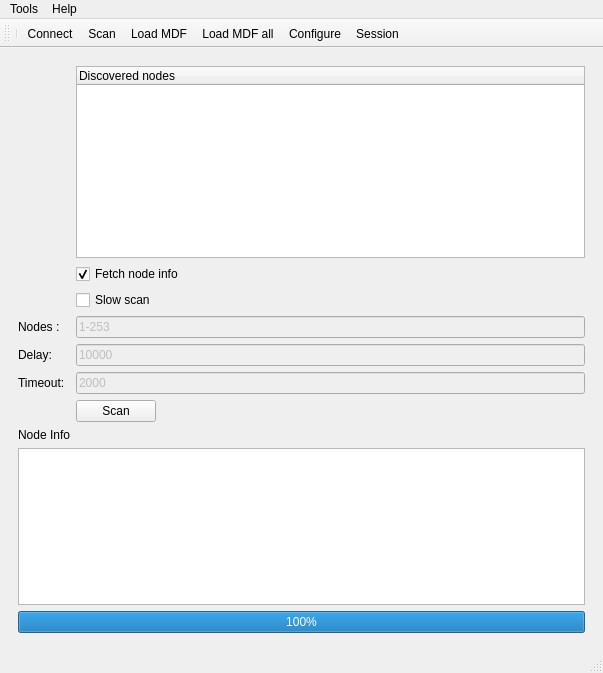
Old version of the form src/cfrmnodescan.ui in the repository grodansparadis/vscp-works-qt.
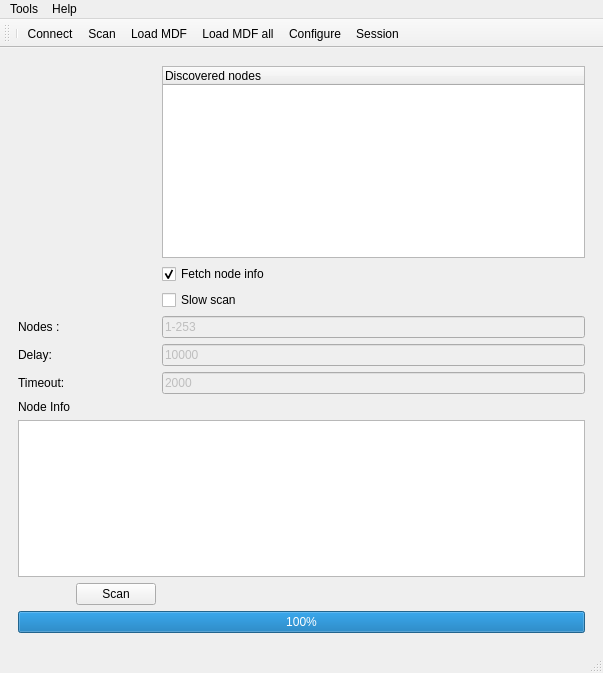
New version of the form. Icons and pictures are not drawn.

Commit message: Fixed node scan over socketcan

Patch:
```diff
--- a/src/cfrmnodescan.ui
+++ b/src/cfrmnodescan.ui
@@ -37,92 +37,7 @@
        </sizepolicy>
       </property>
       <layout class="QGridLayout" name="gridLayout">
-       <item row="7" column="1">
-        <widget class="QPushButton" name="btnScan">
-         <property name="sizePolicy">
-          <sizepolicy hsizetype="Fixed" vsizetype="Fixed">
-           <horstretch>0</horstretch>
-           <verstretch>0</verstretch>
-          </sizepolicy>
-         </property>
-         <property name="toolTip">
-          <string>Start node scan</string>
-         </property>
-         <property name="text">
-          <string>Scan</string>
-         </property>
-         <property name="icon">
-          <iconset>
-           <normalon>:/images/svg/search.svg</normalon>
-          </iconset>
-         </property>
-        </widget>
-       </item>
-       <item row="2" column="1">
-        <widget class="QCheckBox" name="chkFetchInfo">
-         <property name="text">
-          <string>Fetch node info</string>
-         </property>
-         <property name="checked">
-          <bool>true</bool>
-         </property>
-        </widget>
-       </item>
-       <item row="6" column="0">
-        <widget class="QLabel" name="label_2">
-         <property name="text">
-          <string>Timeout:</string>
-         </property>
-        </widget>
-       </item>
-       <item row="5" column="1">
-        <widget class="QLineEdit" name="editDelay">
-         <property name="enabled">
-          <bool>false</bool>
-         </property>
-         <property name="toolTip">
-          <string>Delay between slow scan probes in microseconds</string>
-         </property>
-         <property name="text">
-          <string>10000</string>
-         </property>
-        </widget>
-       </item>
-       <item row="6" column="1">
-        <widget class="QLineEdit" name="editTimeout">
-         <property name="enabled">
-          <bool>false</bool>
-         </property>
-         <property name="toolTip">
-          <string>Timoeut for slow scan in milliseconds</string>
-         </property>
-         <property name="text">
-          <string>2000</string>
-         </property>
-        </widget>
-       </item>
-       <item row="10" column="0" colspan="2">
-        <widget class="QProgressBar" name="progressBarScan">
-         <property name="value">
-          <number>100</number>
-         </property>
-        </widget>
-       </item>
-       <item row="4" column="0">
-        <widget class="QLabel" name="label_7">
-         <property name="text">
-          <string>Nodes :</string>
-         </property>
-        </widget>
-       </item>
-       <item row="3" column="1">
-        <widget class="QCheckBox" name="chkSlowScan">
-         <property name="text">
-          <string>Slow scan</string>
-         </property>
-        </widget>
-       </item>
-       <item row="9" column="0" colspan="2">
+       <item row="9" column="0" colspan="3">
         <widget class="QTextBrowser" name="infoArea">
          <property name="sizePolicy">
           <sizepolicy hsizetype="Expanding" vsizetype="Expanding">
@@ -138,7 +53,27 @@
          </property>
         </widget>
        </item>
-       <item row="0" column="1">
+       <item row="5" column="2">
+        <widget class="QLineEdit" name="editDelay">
+         <property name="enabled">
+          <bool>false</bool>
+         </property>
+         <property name="toolTip">
+          <string>Delay between slow scan probes in microseconds</string>
+         </property>
+         <property name="text">
+          <string>10000</string>
+         </property>
+        </widget>
+       </item>
+       <item row="5" column="0">
+        <widget class="QLabel" name="label">
+         <property name="text">
+          <string>Delay:</string>
+         </property>
+        </widget>
+       </item>
+       <item row="0" column="2">
         <widget class="QTreeWidget" name="treeFound">
          <property name="sizePolicy">
           <sizepolicy hsizetype="Expanding" vsizetype="Fixed">
@@ -159,14 +94,7 @@
          </column>
         </widget>
        </item>
-       <item row="5" column="0">
-        <widget class="QLabel" name="label">
-         <property name="text">
-          <string>Delay:</string>
-         </property>
-        </widget>
-       </item>
-       <item row="4" column="1">
+       <item row="4" column="2">
         <widget class="QLineEdit" name="editSearchNodes">
          <property name="enabled">
           <bool>false</bool>
@@ -179,6 +107,85 @@
          </property>
         </widget>
        </item>
+       <item row="8" column="0">
+        <widget class="QLabel" name="label_8">
+         <property name="text">
+          <string>Node Info</string>
+         </property>
+        </widget>
+       </item>
+       <item row="6" column="2">
+        <widget class="QLineEdit" name="editTimeout">
+         <property name="enabled">
+          <bool>false</bool>
+         </property>
+         <property name="toolTip">
+          <string>Timoeut for slow scan in milliseconds</string>
+         </property>
+         <property name="text">
+          <string>2000</string>
+         </property>
+        </widget>
+       </item>
+       <item row="13" column="0" colspan="3">
+        <widget class="QProgressBar" name="progressBarScan">
+         <property name="value">
+          <number>100</number>
+         </property>
+        </widget>
+       </item>
+       <item row="10" column="1">
+        <widget class="QPushButton" name="btnScan">
+         <property name="sizePolicy">
+          <sizepolicy hsizetype="Fixed" vsizetype="Fixed">
+           <horstretch>0</horstretch>
+           <verstretch>0</verstretch>
+          </sizepolicy>
+         </property>
+         <property name="toolTip">
+          <string>Start node scan</string>
+         </property>
+         <property name="text">
+          <string>Scan</string>
+         </property>
+         <property name="icon">
+          <iconset>
+           <normalon>:/images/svg/search.svg</normalon>
+          </iconset>
+         </property>
+        </widget>
+       </item>
+       <item row="6" column="0">
+        <widget class="QLabel" name="label_2">
+         <property name="text">
+          <string>Timeout:</string>
+         </property>
+        </widget>
+       </item>
+       <item row="3" column="2">
+        <widget class="QCheckBox" name="chkSlowScan">
+         <property name="text">
+          <string>Slow scan</string>
+         </property>
+        </widget>
+       </item>
+       <item row="4" column="0">
+        <widget class="QLabel" name="label_7">
+         <property name="text">
+          <string>Nodes :</string>
+         </property>
+        </widget>
+       </item>
+       <item row="2" column="2">
+        <widget class="QCheckBox" name="chkFetchInfo">
+         <property name="text">
+          <string>Fetch node info</string>
+         </property>
+         <property name="checked">
+          <bool>true</bool>
+         </property>
+        </widget>
+       </item>
        <item row="0" column="0">
         <widget class="QLabel" name="label_6">
          <property name="text">
@@ -189,13 +196,6 @@
          </property>
         </widget>
        </item>
-       <item row="8" column="0">
-        <widget class="QLabel" name="label_8">
-         <property name="text">
-          <string>Node Info</string>
-         </property>
-        </widget>
-       </item>
       </layout>
      </widget>
     </item>
```
The commit also changes 4 other files.
